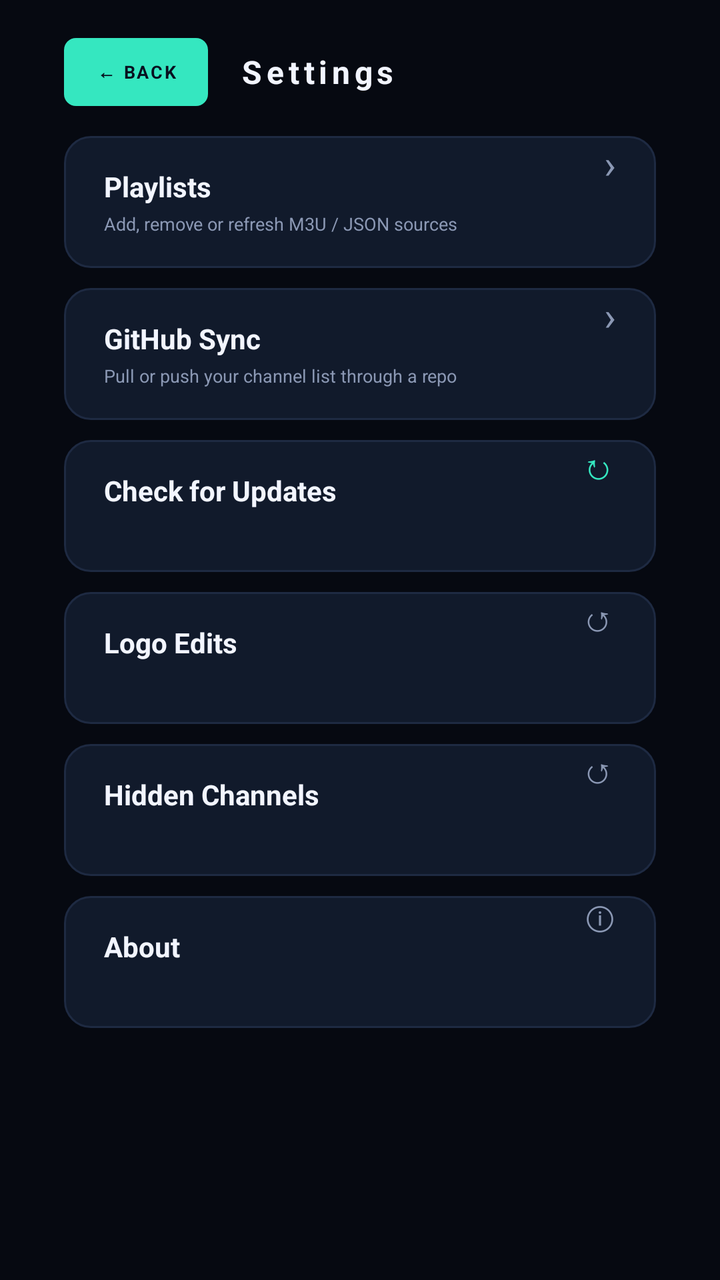
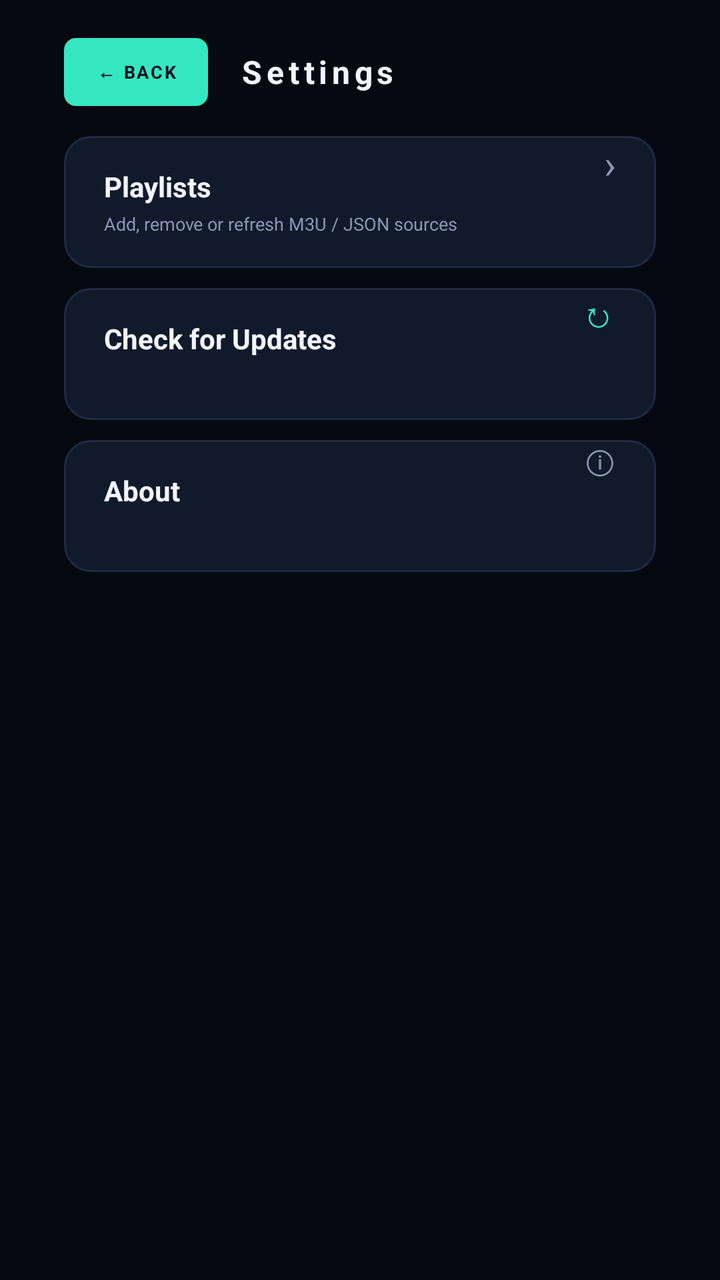

Two renders of the same Android screen: before a commit and after it. Below are the layout's source before the change and the commit's diff.
<!-- AndroidManifest.xml: application theme Theme.Zenktx -->
<!-- res/layout/activity_settings.xml -->
<?xml version="1.0" encoding="utf-8"?>
<LinearLayout xmlns:android="http://schemas.android.com/apk/res/android"
    android:layout_width="match_parent"
    android:layout_height="match_parent"
    android:background="@color/bg"
    android:orientation="vertical"
    android:paddingStart="32dp"
    android:paddingTop="16dp"
    android:paddingEnd="32dp"
    android:paddingBottom="14dp">

    <LinearLayout
        android:layout_width="match_parent"
        android:layout_height="40dp"
        android:gravity="center_vertical"
        android:orientation="horizontal">

        <TextView
            android:id="@+id/backButton"
            android:layout_width="wrap_content"
            android:layout_height="34dp"
            android:background="@drawable/bg_pill"
            android:focusable="true"
            android:gravity="center"
            android:letterSpacing="0.1"
            android:paddingStart="16dp"
            android:paddingEnd="16dp"
            android:text="@string/back"
            android:textColor="@color/pill_text"
            android:textSize="9sp"
            android:textStyle="bold" />

        <TextView
            android:layout_width="wrap_content"
            android:layout_height="wrap_content"
            android:layout_marginStart="16dp"
            android:letterSpacing="0.14"
            android:text="@string/settings"
            android:textColor="@color/text"
            android:textSize="16sp"
            android:textStyle="bold" />

        <Space
            android:layout_width="0dp"
            android:layout_height="1dp"
            android:layout_weight="1" />

        <TextView
            android:id="@+id/versionLabel"
            android:layout_width="wrap_content"
            android:layout_height="wrap_content"
            android:letterSpacing="0.1"
            android:textColor="@color/muted"
            android:textSize="9sp"
            android:textStyle="bold" />
    </LinearLayout>

    <TextView
        android:id="@+id/status"
        android:layout_width="match_parent"
        android:layout_height="wrap_content"
        android:layout_marginTop="10dp"
        android:ellipsize="end"
        android:maxLines="2"
        android:textColor="@color/mint"
        android:textSize="9sp"
        android:visibility="gone" />

    <LinearLayout
        style="@style/SettingsRow"
        android:id="@+id/rowPlaylists"
        android:layout_marginTop="12dp">

        <LinearLayout
            android:layout_width="0dp"
            android:layout_height="match_parent"
            android:layout_weight="1"
            android:gravity="center_vertical"
            android:orientation="vertical">

            <TextView
                android:layout_width="wrap_content"
                android:layout_height="wrap_content"
                android:text="@string/row_playlists"
                android:textColor="@color/text"
                android:textSize="14sp"
                android:textStyle="bold" />

            <TextView
                android:id="@+id/subPlaylists"
                android:layout_width="match_parent"
                android:layout_height="wrap_content"
                android:layout_marginTop="3dp"
                android:text="@string/row_playlists_sub"
                android:textColor="@color/muted"
                android:textSize="9sp" />
        </LinearLayout>

        <TextView
            android:layout_width="wrap_content"
            android:layout_height="wrap_content"
            android:text="›"
            android:textColor="@color/muted"
            android:textSize="20sp" />
    </LinearLayout>

    <LinearLayout
        style="@style/SettingsRow"
        android:id="@+id/rowGithub">

        <LinearLayout
            android:layout_width="0dp"
            android:layout_height="match_parent"
            android:layout_weight="1"
            android:gravity="center_vertical"
            android:orientation="vertical">

            <TextView
                android:layout_width="wrap_content"
                android:layout_height="wrap_content"
                android:text="@string/row_github"
                android:textColor="@color/text"
                android:textSize="14sp"
                android:textStyle="bold" />

            <TextView
                android:id="@+id/subGithub"
                android:layout_width="match_parent"
                android:layout_height="wrap_content"
                android:layout_marginTop="3dp"
                android:text="@string/row_github_sub"
                android:textColor="@color/muted"
                android:textSize="9sp" />
        </LinearLayout>

        <TextView
            android:layout_width="wrap_content"
            android:layout_height="wrap_content"
            android:text="›"
            android:textColor="@color/muted"
            android:textSize="20sp" />
    </LinearLayout>

    <LinearLayout
        style="@style/SettingsRow"
        android:id="@+id/rowUpdates">

        <LinearLayout
            android:layout_width="0dp"
            android:layout_height="match_parent"
            android:layout_weight="1"
            android:gravity="center_vertical"
            android:orientation="vertical">

            <TextView
                android:layout_width="wrap_content"
                android:layout_height="wrap_content"
                android:text="@string/row_updates"
                android:textColor="@color/text"
                android:textSize="14sp"
                android:textStyle="bold" />

            <TextView
                android:id="@+id/subUpdates"
                android:layout_width="match_parent"
                android:layout_height="wrap_content"
                android:layout_marginTop="3dp"
                android:textColor="@color/muted"
                android:textSize="9sp" />
        </LinearLayout>

        <TextView
            android:layout_width="wrap_content"
            android:layout_height="wrap_content"
            android:text="↻"
            android:textColor="@color/mint"
            android:textSize="18sp" />
    </LinearLayout>

    <LinearLayout
        style="@style/SettingsRow"
        android:id="@+id/rowLogos">

        <LinearLayout
            android:layout_width="0dp"
            android:layout_height="match_parent"
            android:layout_weight="1"
            android:gravity="center_vertical"
            android:orientation="vertical">

            <TextView
                android:layout_width="wrap_content"
                android:layout_height="wrap_content"
                android:text="@string/row_logos"
                android:textColor="@color/text"
                android:textSize="14sp"
                android:textStyle="bold" />

            <TextView
                android:id="@+id/subLogos"
                android:layout_width="match_parent"
                android:layout_height="wrap_content"
                android:layout_marginTop="3dp"
                android:textColor="@color/muted"
                android:textSize="9sp" />
        </LinearLayout>

        <TextView
            android:layout_width="wrap_content"
            android:layout_height="wrap_content"
            android:text="↺"
            android:textColor="@color/muted"
            android:textSize="18sp" />
    </LinearLayout>

    <LinearLayout
        style="@style/SettingsRow"
        android:id="@+id/rowHidden">

        <LinearLayout
            android:layout_width="0dp"
            android:layout_height="match_parent"
            android:layout_weight="1"
            android:gravity="center_vertical"
            android:orientation="vertical">

            <TextView
                android:layout_width="wrap_content"
                android:layout_height="wrap_content"
                android:text="@string/row_hidden"
                android:textColor="@color/text"
                android:textSize="14sp"
                android:textStyle="bold" />

            <TextView
                android:id="@+id/subHidden"
                android:layout_width="match_parent"
                android:layout_height="wrap_content"
                android:layout_marginTop="3dp"
                android:textColor="@color/muted"
                android:textSize="9sp" />
        </LinearLayout>

        <TextView
            android:layout_width="wrap_content"
            android:layout_height="wrap_content"
            android:text="↺"
            android:textColor="@color/muted"
            android:textSize="18sp" />
    </LinearLayout>

    <LinearLayout
        style="@style/SettingsRow"
        android:id="@+id/rowAbout">

        <LinearLayout
            android:layout_width="0dp"
            android:layout_height="match_parent"
            android:layout_weight="1"
            android:gravity="center_vertical"
            android:orientation="vertical">

            <TextView
                android:layout_width="wrap_content"
                android:layout_height="wrap_content"
                android:text="@string/row_about"
                android:textColor="@color/text"
                android:textSize="14sp"
                android:textStyle="bold" />

            <TextView
                android:id="@+id/subAbout"
                android:layout_width="match_parent"
                android:layout_height="wrap_content"
                android:layout_marginTop="3dp"
                android:textColor="@color/muted"
                android:textSize="9sp" />
        </LinearLayout>

        <TextView
            android:layout_width="wrap_content"
            android:layout_height="wrap_content"
            android:text="ⓘ"
            android:textColor="@color/muted"
            android:textSize="16sp" />
    </LinearLayout>
</LinearLayout>
<!-- resources referenced by this layout -->
<resources>
  <color name="bg">#060911</color>
  <color name="mint">#35E7C0</color>
  <color name="muted">#8B98B4</color>
  <color name="pill_text">#08101F</color>
  <color name="text">#F2F5FF</color>
  <!-- drawable bg_pill (drawable) -->
  <?xml version="1.0" encoding="utf-8"?>
  <shape xmlns:android="http://schemas.android.com/apk/res/android"
      android:shape="rectangle">
      <corners android:radius="6dp" />
      <solid android:color="@color/mint" />
  </shape>
  <string name="back">←  BACK</string>
  <string name="row_about">About</string>
  <string name="row_github">GitHub Sync</string>
  <string name="row_github_sub">Pull or push your channel list through a repo</string>
  <string name="row_hidden">Hidden Channels</string>
  <string name="row_logos">Logo Edits</string>
  <string name="row_playlists">Playlists</string>
  <string name="row_playlists_sub">Add, remove or refresh M3U / JSON sources</string>
  <string name="row_updates">Check for Updates</string>
  <string name="settings">Settings</string>
  <style name="SettingsRow">
          <item name="android:layout_width">match_parent</item>
          <item name="android:layout_height">66dp</item>
          <item name="android:layout_marginBottom">10dp</item>
          <item name="android:background">@drawable/bg_card</item>
          <item name="android:focusable">true</item>
          <item name="android:clickable">true</item>
          <item name="android:paddingStart">20dp</item>
          <item name="android:paddingEnd">20dp</item>
      </style>
  <style name="Theme.Zenktx" parent="@android:style/Theme.Material.NoActionBar">
          <item name="android:windowBackground">@color/bg</item>
          <item name="android:colorBackground">@color/bg</item>
          <item name="android:statusBarColor">@android:color/transparent</item>
          <item name="android:navigationBarColor">@android:color/transparent</item>
          <item name="android:windowActionBar">false</item>
      </style>
  <!-- drawable bg_card (drawable) -->
  <?xml version="1.0" encoding="utf-8"?>
  <selector xmlns:android="http://schemas.android.com/apk/res/android">
  
      <item android:state_focused="true">
          <shape android:shape="rectangle">
              <corners android:radius="13dp" />
              <solid android:color="#14293D" />
              <stroke
                  android:width="2dp"
                  android:color="@color/mint" />
          </shape>
      </item>
  
      <item android:state_pressed="true">
          <shape android:shape="rectangle">
              <corners android:radius="13dp" />
              <solid android:color="#16223A" />
              <stroke
                  android:width="1dp"
                  android:color="#2A3A57" />
          </shape>
      </item>
  
      <item>
          <shape android:shape="rectangle">
              <corners android:radius="13dp" />
              <solid android:color="@color/surface" />
              <stroke
                  android:width="1dp"
                  android:color="@color/line" />
          </shape>
      </item>
  </selector>
  <color name="surface">#111A2B</color>
  <color name="line">#1E2A42</color>
</resources>

<!-- the commit's change to res/layout/activity_settings.xml (unified diff, before → after) -->
@@ -104,42 +104,6 @@
             android:textSize="20sp" />
     </LinearLayout>
 
-    <LinearLayout
-        style="@style/SettingsRow"
-        android:id="@+id/rowGithub">
-
-        <LinearLayout
-            android:layout_width="0dp"
-            android:layout_height="match_parent"
-            android:layout_weight="1"
-            android:gravity="center_vertical"
-            android:orientation="vertical">
-
-            <TextView
-                android:layout_width="wrap_content"
-                android:layout_height="wrap_content"
-                android:text="@string/row_github"
-                android:textColor="@color/text"
-                android:textSize="14sp"
-                android:textStyle="bold" />
-
-            <TextView
-                android:id="@+id/subGithub"
-                android:layout_width="match_parent"
-                android:layout_height="wrap_content"
-                android:layout_marginTop="3dp"
-                android:text="@string/row_github_sub"
-                android:textColor="@color/muted"
-                android:textSize="9sp" />
-        </LinearLayout>
-
-        <TextView
-            android:layout_width="wrap_content"
-            android:layout_height="wrap_content"
-            android:text="›"
-            android:textColor="@color/muted"
-            android:textSize="20sp" />
-    </LinearLayout>
 
     <LinearLayout
         style="@style/SettingsRow"
@@ -177,77 +141,7 @@
             android:textSize="18sp" />
     </LinearLayout>
 
-    <LinearLayout
-        style="@style/SettingsRow"
-        android:id="@+id/rowLogos">
 
-        <LinearLayout
-            android:layout_width="0dp"
-            android:layout_height="match_parent"
-            android:layout_weight="1"
-            android:gravity="center_vertical"
-            android:orientation="vertical">
-
-            <TextView
-                android:layout_width="wrap_content"
-                android:layout_height="wrap_content"
-                android:text="@string/row_logos"
-                android:textColor="@color/text"
-                android:textSize="14sp"
-                android:textStyle="bold" />
-
-            <TextView
-                android:id="@+id/subLogos"
-                android:layout_width="match_parent"
-                android:layout_height="wrap_content"
-                android:layout_marginTop="3dp"
-                android:textColor="@color/muted"
-                android:textSize="9sp" />
-        </LinearLayout>
-
-        <TextView
-            android:layout_width="wrap_content"
-            android:layout_height="wrap_content"
-            android:text="↺"
-            android:textColor="@color/muted"
-            android:textSize="18sp" />
-    </LinearLayout>
-
-    <LinearLayout
-        style="@style/SettingsRow"
-        android:id="@+id/rowHidden">
-
-        <LinearLayout
-            android:layout_width="0dp"
-            android:layout_height="match_parent"
-            android:layout_weight="1"
-            android:gravity="center_vertical"
-            android:orientation="vertical">
-
-            <TextView
-                android:layout_width="wrap_content"
-                android:layout_height="wrap_content"
-                android:text="@string/row_hidden"
-                android:textColor="@color/text"
-                android:textSize="14sp"
-                android:textStyle="bold" />
-
-            <TextView
-                android:id="@+id/subHidden"
-                android:layout_width="match_parent"
-                android:layout_height="wrap_content"
-                android:layout_marginTop="3dp"
-                android:textColor="@color/muted"
-                android:textSize="9sp" />
-        </LinearLayout>
-
-        <TextView
-            android:layout_width="wrap_content"
-            android:layout_height="wrap_content"
-            android:text="↺"
-            android:textColor="@color/muted"
-            android:textSize="18sp" />
-    </LinearLayout>
 
     <LinearLayout
         style="@style/SettingsRow"
<!-- resource entries referenced after the edit -->
@@ -14,10 +14,6 @@
   </shape>
   <string name="back">←  BACK</string>
   <string name="row_about">About</string>
-  <string name="row_github">GitHub Sync</string>
-  <string name="row_github_sub">Pull or push your channel list through a repo</string>
-  <string name="row_hidden">Hidden Channels</string>
-  <string name="row_logos">Logo Edits</string>
   <string name="row_playlists">Playlists</string>
   <string name="row_playlists_sub">Add, remove or refresh M3U / JSON sources</string>
   <string name="row_updates">Check for Updates</string>
